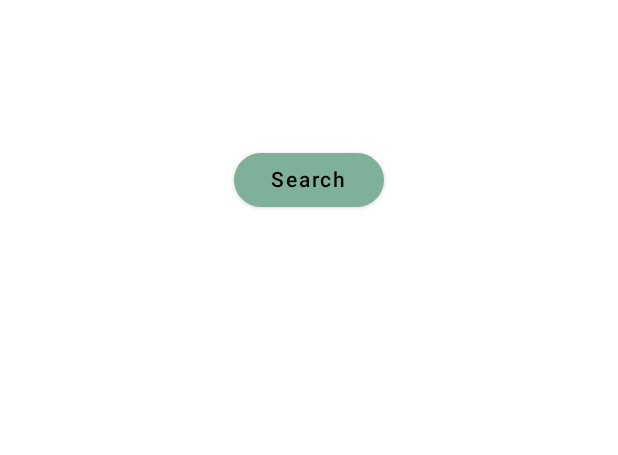
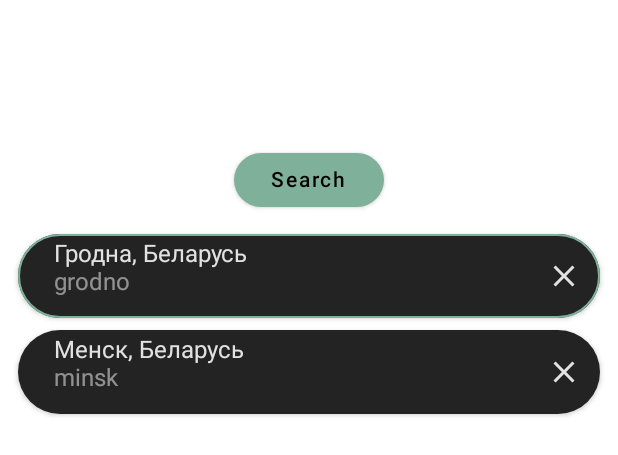
Before and after one commit to Coolightman/Weather, an Android app built with Jetpack Compose: the @Preview function Preview, on a phone screen of 412 x 824 dp. Shown: the top 455 px of the screen. Run offline under Robolectric (Android 15) with nearby library versions, the phone set to English and light mode, and no system bars.

Commit message:
update place search

```diff
--- a/app/src/main/java/by/coolightman/weather/domain/usecase/FetchWeatherDataByCityUseCase.kt
+++ b/app/src/main/java/by/coolightman/weather/domain/usecase/weather/FetchWeatherDataByCityUseCase.kt
@@ -1,4 +1,4 @@
-package by.coolightman.weather.domain.usecase
+package by.coolightman.weather.domain.usecase.weather
 
 import by.coolightman.weather.domain.repository.WeatherRepository
 
--- a/app/src/main/java/by/coolightman/weather/domain/usecase/GetLasWeatherStampUseCase.kt
+++ b/app/src/main/java/by/coolightman/weather/domain/usecase/weather/GetLasWeatherStampUseCase.kt
@@ -1,4 +1,4 @@
-package by.coolightman.weather.domain.usecase
+package by.coolightman.weather.domain.usecase.weather
 
 import by.coolightman.weather.domain.repository.WeatherRepository
 
--- a/app/src/main/java/by/coolightman/weather/ui/MainActivity.kt
+++ b/app/src/main/java/by/coolightman/weather/ui/MainActivity.kt
@@ -43,7 +43,8 @@ class MainActivity : ComponentActivity() {
                     BaseScreen(
                         uiState = uiState,
                         onClickRefresh = { viewModel.onClickRefresh() },
-                        onEnterPlace = { viewModel.fetchWeatherStampByPlace(it) }
+                        onEnterPlace = { viewModel.fetchWeatherStampByPlace(it) },
+                        onDeletePlace = { viewModel.deletePlace(it) }
                     )
                 }
             }
--- a/app/src/main/java/by/coolightman/weather/ui/screen/BaseUiState.kt
+++ b/app/src/main/java/by/coolightman/weather/ui/screen/BaseUiState.kt
@@ -3,6 +3,7 @@ package by.coolightman.weather.ui.screen
 import by.coolightman.weather.domain.model.ApiState
 import by.coolightman.weather.domain.model.DayWeather
 import by.coolightman.weather.domain.model.HourWeather
+import by.coolightman.weather.domain.model.Place
 
 data class BaseUiState(
     val apiState: ApiState = ApiState.Empty,
@@ -20,5 +21,6 @@ data class BaseUiState(
     val lastRefresh: Long = 0,
     val sunrise: Long = 0,
     val sunset: Long = 0,
-    val currentPlace: String = ""
+    val currentPlace: String = "",
+    val places: List<Place> = emptyList()
 )
--- a/app/src/main/java/by/coolightman/weather/ui/screen/components/BaseScreenDrawer.kt
+++ b/app/src/main/java/by/coolightman/weather/ui/screen/components/BaseScreenDrawer.kt
@@ -1,19 +1,30 @@
 package by.coolightman.weather.ui.screen.components
 
+import androidx.compose.foundation.BorderStroke
 import androidx.compose.foundation.clickable
+import androidx.compose.foundation.layout.Arrangement
 import androidx.compose.foundation.layout.Box
 import androidx.compose.foundation.layout.Column
+import androidx.compose.foundation.layout.PaddingValues
+import androidx.compose.foundation.layout.Row
 import androidx.compose.foundation.layout.fillMaxSize
 import androidx.compose.foundation.layout.fillMaxWidth
 import androidx.compose.foundation.layout.padding
 import androidx.compose.foundation.layout.width
+import androidx.compose.foundation.lazy.LazyColumn
+import androidx.compose.foundation.lazy.items
+import androidx.compose.foundation.lazy.rememberLazyListState
 import androidx.compose.foundation.shape.CircleShape
 import androidx.compose.material.Button
+import androidx.compose.material.Card
+import androidx.compose.material.ExperimentalMaterialApi
 import androidx.compose.material.Icon
+import androidx.compose.material.IconButton
 import androidx.compose.material.MaterialTheme
 import androidx.compose.material.OutlinedTextField
 import androidx.compose.material.Text
 import androidx.compose.material.icons.Icons
+import androidx.compose.material.icons.filled.Close
 import androidx.compose.material.icons.filled.Search
 import androidx.compose.runtime.Composable
 import androidx.compose.runtime.getValue
@@ -23,15 +34,22 @@ import androidx.compose.runtime.setValue
 import androidx.compose.ui.Alignment
 import androidx.compose.ui.Modifier
 import androidx.compose.ui.res.painterResource
+import androidx.compose.ui.text.style.TextOverflow
 import androidx.compose.ui.tooling.preview.Preview
 import androidx.compose.ui.unit.dp
 import by.coolightman.weather.R
+import by.coolightman.weather.domain.model.Place
 import by.coolightman.weather.ui.theme.WeatherTheme
 
+@OptIn(ExperimentalMaterialApi::class)
 @Composable
 fun BaseScreenDrawer(
-    onEnterPlace: (String) -> Unit
+    places: List<Place>,
+    onEnterPlace: (String) -> Unit,
+    onDeletePlace: (Long) -> Unit
 ) {
+    val listState = rememberLazyListState()
+
     var place by remember {
         mutableStateOf("")
     }
@@ -103,13 +121,69 @@ fun BaseScreenDrawer(
                 Text(text = "Search")
             }
         }
+
+        Box(modifier = Modifier.fillMaxSize()) {
+            LazyColumn(
+                state = listState,
+                contentPadding = PaddingValues(12.dp),
+                verticalArrangement = Arrangement.spacedBy(8.dp),
+                horizontalAlignment = Alignment.CenterHorizontally
+            ) {
+                items(items = places, key = { it.id }) { place ->
+                    Card(
+                        shape = CircleShape,
+                        elevation = 2.dp,
+                        border = if (place.selected) {
+                            BorderStroke(1.dp, MaterialTheme.colors.primary)
+                        } else null,
+                        onClick = { onEnterPlace(place.address) },
+                        modifier = Modifier.fillMaxWidth()
+                    ) {
+                        Row(
+                            modifier = Modifier
+                                .fillMaxWidth()
+                                .padding(24.dp, 4.dp, 0.dp, 4.dp)
+                        ) {
+                            Column(Modifier.weight(1f)) {
+                                Text(
+                                    text = place.resolvedAddress,
+                                    maxLines = 1,
+                                    overflow = TextOverflow.Ellipsis
+                                )
+                                Text(
+                                    text = place.address,
+                                    maxLines = 1,
+                                    overflow = TextOverflow.Ellipsis,
+                                    color = MaterialTheme.colors.onSurface.copy(0.5f)
+                                )
+                            }
+                            IconButton(onClick = { onDeletePlace(place.id) }) {
+                                Icon(
+                                    imageVector = Icons.Default.Close,
+                                    contentDescription = "delete"
+                                )
+                            }
+                        }
+                    }
+                }
+            }
+        }
+
     }
 }
 
 @Preview
 @Composable
 private fun Preview() {
+    val places = listOf<Place>(
+        Place(12, "grodno", "Гродна, Беларусь", true),
+        Place(13, "minsk", "Менск, Беларусь", false)
+    )
     WeatherTheme(true) {
-        BaseScreenDrawer(onEnterPlace = {})
+        BaseScreenDrawer(
+            places = places,
+            onEnterPlace = {},
+            onDeletePlace = {}
+        )
     }
 }
```
Also changed, not shown: app/src/main/java/by/coolightman/weather/di/AppModule.kt (+6 -2 lines), app/src/main/java/by/coolightman/weather/domain/usecase/place/DeletePlaceUseCase.kt (added, +9 -0 lines), app/src/main/java/by/coolightman/weather/domain/usecase/place/GetAllPlacesUseCase.kt (added, +9 -0 lines), app/src/main/java/by/coolightman/weather/ui/screen/BaseScreen.kt (+14 -3 lines), app/src/main/java/by/coolightman/weather/ui/screen/BaseViewModel.kt (+26 -5 lines).
